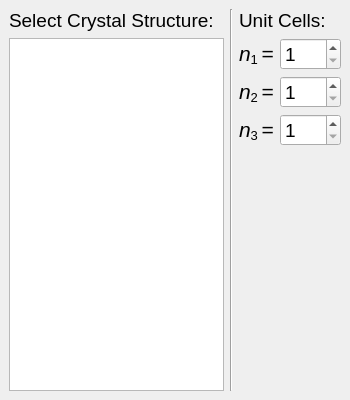
Above: sknano/apps/nanogen_gui/xtal_structure_generator.ui from scikit-nano/scikit-nano before the change. Below: the same form after it.
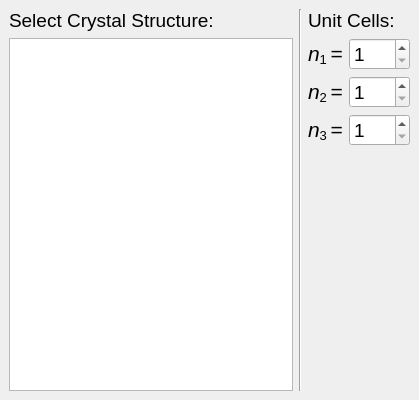
That is the form after the change.

The edit to the form file:
```diff
--- a/sknano/apps/nanogen_gui/xtal_structure_generator.ui
+++ b/sknano/apps/nanogen_gui/xtal_structure_generator.ui
@@ -6,7 +6,7 @@
    <rect>
     <x>0</x>
     <y>0</y>
-    <width>350</width>
+    <width>419</width>
     <height>400</height>
    </rect>
   </property>
```
